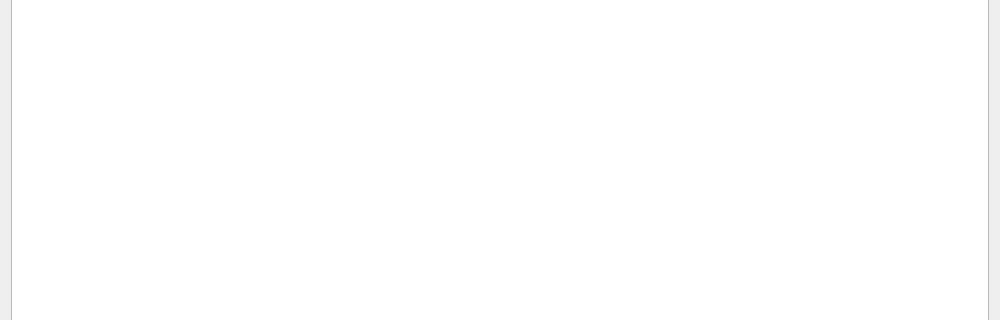
First picture: the form in apps/opencs/opencs.ui, repository zinnschlag/openmw, before the edit; both pictures show x 0 to 1000 and y 163 to 483 of the 1000 by 632 pixel window.
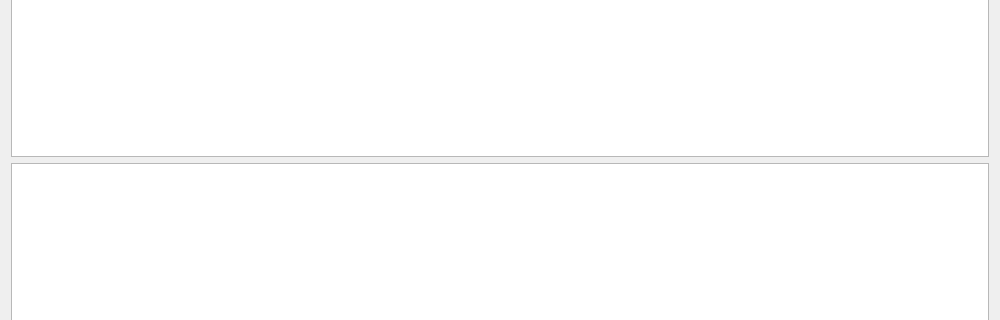
Second picture: the form after the edit. Icons and pictures are not drawn.

What changed in the file:
```diff
--- a/apps/opencs/opencs.ui
+++ b/apps/opencs/opencs.ui
@@ -22,6 +22,9 @@
     <item>
      <widget class="QTreeView" name="treeView"/>
     </item>
+    <item>
+     <widget class="QTreeView" name="treeView_2"/>
+    </item>
    </layout>
   </widget>
   <widget class="QMenuBar" name="menuBar">
```
